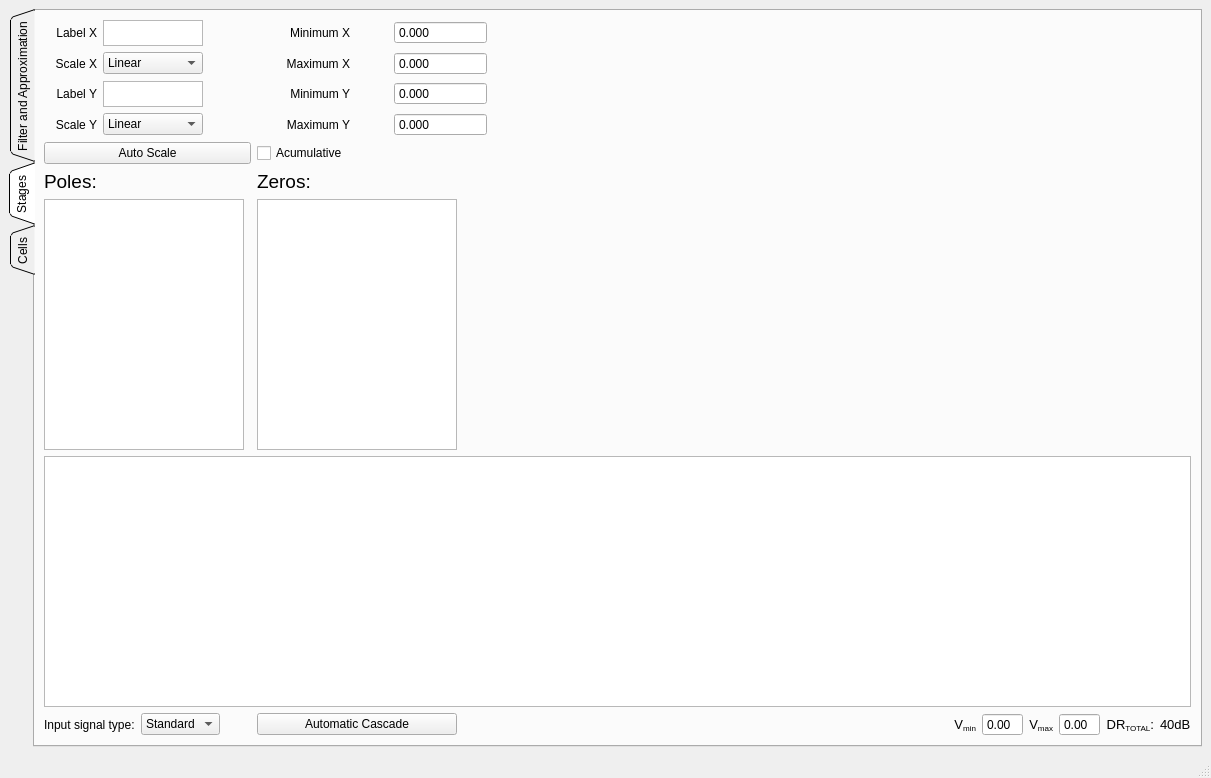
Above: app/designer/main_view/main_view.ui from grupo-tc-volcan/TP4 before the change. Below: the same form after it.
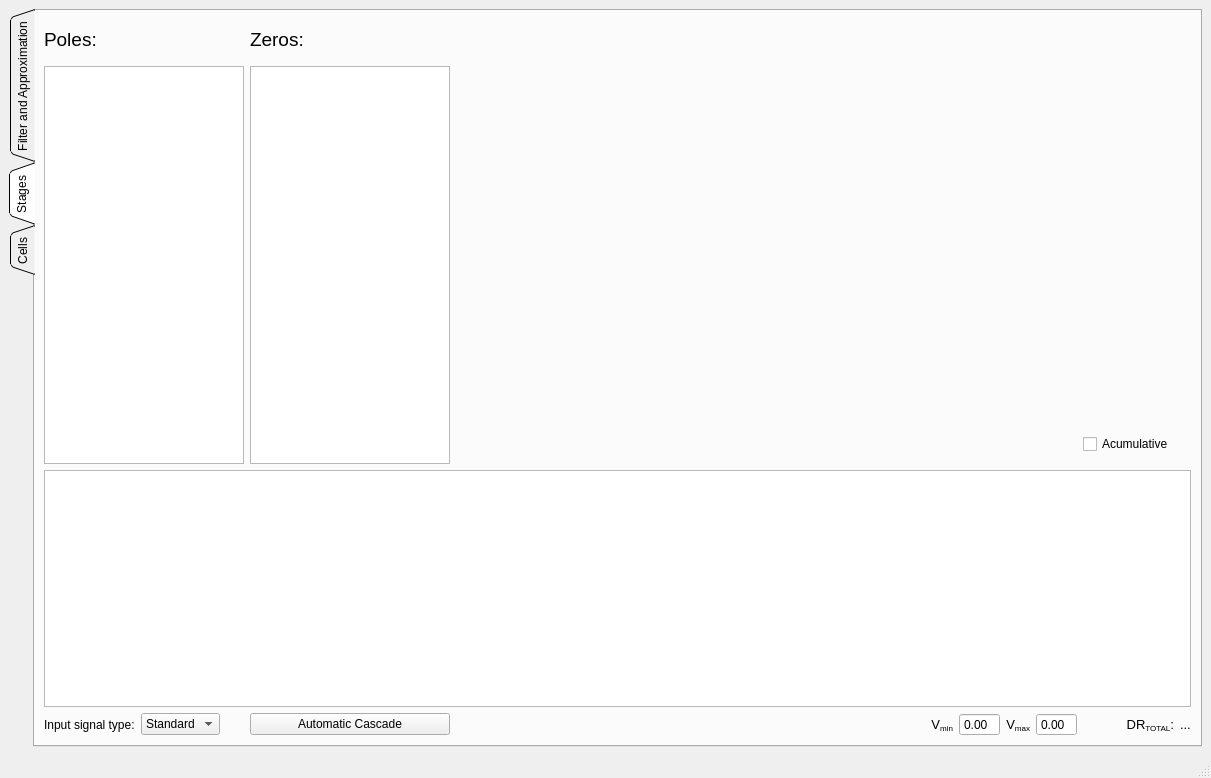
That is the form after the change. The open tabs and pages were chosen to show the change. Icons and pictures are not drawn.

Commit message: starting to add poles and zeros blocks

Patch:
```diff
--- a/app/designer/main_view/main_view.ui
+++ b/app/designer/main_view/main_view.ui
@@ -511,309 +511,80 @@
         <string>Stages</string>
        </attribute>
        <layout class="QGridLayout" name="gridLayout_16">
+        <item row="0" column="4">
+         <widget class="QLabel" name="label_71">
+          <property name="text">
+           <string>&lt;html&gt;&lt;head/&gt;&lt;body&gt;&lt;p&gt;&lt;span style=&quot; font-size:14pt;&quot;&gt;Zeros:&lt;/span&gt;&lt;/p&gt;&lt;/body&gt;&lt;/html&gt;</string>
+          </property>
+         </widget>
+        </item>
         <item row="0" column="0">
-         <widget class="QLabel" name="label_78">
+         <widget class="QLabel" name="label_70">
+          <property name="maximumSize">
+           <size>
+            <width>16777215</width>
+            <height>40</height>
+           </size>
+          </property>
           <property name="text">
-           <string>Label X</string>
+           <string>&lt;html&gt;&lt;head/&gt;&lt;body&gt;&lt;p&gt;&lt;span style=&quot; font-size:14pt;&quot;&gt;Poles:&lt;/span&gt;&lt;/p&gt;&lt;/body&gt;&lt;/html&gt;</string>
           </property>
-          <property name="alignment">
-           <set>Qt::AlignRight|Qt::AlignTrailing|Qt::AlignVCenter</set>
-          </property>
          </widget>
         </item>
-        <item row="0" column="1" colspan="3">
-         <widget class="QTextEdit" name="label_x_stages">
-          <property name="maximumSize">
-           <size>
-            <width>100</width>
-            <height>26</height>
-           </size>
+        <item row="6" column="13">
+         <widget class="QLabel" name="order_2">
+          <property name="text">
+           <string>&lt;html&gt;&lt;head/&gt;&lt;body&gt;&lt;p&gt;&lt;span style=&quot; font-size:10pt;&quot;&gt;...&lt;/span&gt;&lt;/p&gt;&lt;/body&gt;&lt;/html&gt;</string>
           </property>
          </widget>
         </item>
-        <item row="0" column="4" colspan="2">
-         <widget class="QLabel" name="label_76">
-          <property name="maximumSize">
-           <size>
-            <width>93</width>
-            <height>16777215</height>
-           </size>
+        <item row="6" column="12">
+         <widget class="QLabel" name="label_81">
+          <property name="text">
+           <string>&lt;html&gt;&lt;head/&gt;&lt;body&gt;&lt;p align=&quot;right&quot;&gt;&lt;span style=&quot; font-size:10pt;&quot;&gt;DR&lt;/span&gt;&lt;span style=&quot; font-size:10pt; vertical-align:sub;&quot;&gt;TOTAL&lt;/span&gt;&lt;span style=&quot; font-size:10pt;&quot;&gt;:&lt;/span&gt;&lt;/p&gt;&lt;/body&gt;&lt;/html&gt;</string>
           </property>
+         </widget>
+        </item>
+        <item row="6" column="0" colspan="2">
+         <widget class="QLabel" name="label_83">
           <property name="text">
-           <string>Minimum X</string>
+           <string>Input signal type:</string>
           </property>
-          <property name="alignment">
-           <set>Qt::AlignRight|Qt::AlignTrailing|Qt::AlignVCenter</set>
-          </property>
          </widget>
         </item>
-        <item row="0" column="9" rowspan="7" colspan="6">
+        <item row="0" column="6" rowspan="4" colspan="8">
          <widget class="QStackedWidget" name="stage_plot">
           <widget class="QWidget" name="page_12"/>
           <widget class="QWidget" name="page_13"/>
          </widget>
         </item>
-        <item row="0" column="6" colspan="3">
-         <widget class="QDoubleSpinBox" name="min_x_stages">
-          <property name="maximumSize">
-           <size>
-            <width>93</width>
-            <height>16777215</height>
-           </size>
-          </property>
-          <property name="buttonSymbols">
-           <enum>QAbstractSpinBox::NoButtons</enum>
-          </property>
-          <property name="suffix">
-           <string/>
-          </property>
-          <property name="decimals">
-           <number>3</number>
-          </property>
-         </widget>
-        </item>
-        <item row="1" column="4" colspan="2">
-         <widget class="QLabel" name="label_72">
-          <property name="maximumSize">
-           <size>
-            <width>93</width>
-            <height>16777215</height>
-           </size>
-          </property>
-          <property name="text">
-           <string>Maximum X</string>
-          </property>
-          <property name="alignment">
-           <set>Qt::AlignRight|Qt::AlignTrailing|Qt::AlignVCenter</set>
-          </property>
-         </widget>
-        </item>
-        <item row="1" column="0">
-         <widget class="QLabel" name="label_75">
-          <property name="text">
-           <string>Scale X</string>
-          </property>
-          <property name="alignment">
-           <set>Qt::AlignRight|Qt::AlignTrailing|Qt::AlignVCenter</set>
-          </property>
-         </widget>
-        </item>
-        <item row="1" column="1" colspan="3">
-         <widget class="QComboBox" name="scale_x_stages">
-          <property name="maximumSize">
-           <size>
-            <width>100</width>
-            <height>16777215</height>
-           </size>
-          </property>
-          <item>
-           <property name="text">
-            <string>Linear</string>
-           </property>
-          </item>
-          <item>
-           <property name="text">
-            <string>Logarithmic</string>
-           </property>
-          </item>
-         </widget>
-        </item>
-        <item row="2" column="0">
-         <widget class="QLabel" name="label_79">
-          <property name="text">
-           <string>Label Y</string>
-          </property>
-          <property name="alignment">
-           <set>Qt::AlignRight|Qt::AlignTrailing|Qt::AlignVCenter</set>
-          </property>
-         </widget>
-        </item>
-        <item row="2" column="6" colspan="3">
-         <widget class="QDoubleSpinBox" name="min_y_stages">
-          <property name="maximumSize">
-           <size>
-            <width>93</width>
-            <height>16777215</height>
-           </size>
-          </property>
-          <property name="buttonSymbols">
-           <enum>QAbstractSpinBox::NoButtons</enum>
-          </property>
-          <property name="suffix">
-           <string/>
-          </property>
-          <property name="decimals">
-           <number>3</number>
-          </property>
-         </widget>
-        </item>
-        <item row="1" column="6" colspan="3">
-         <widget class="QDoubleSpinBox" name="max_x_stages">
-          <property name="maximumSize">
-           <size>
-            <width>93</width>
-            <height>16777215</height>
-           </size>
-          </property>
-          <property name="buttonSymbols">
-           <enum>QAbstractSpinBox::NoButtons</enum>
-          </property>
-          <property name="suffix">
-           <string/>
-          </property>
-          <property name="decimals">
-           <number>3</number>
-          </property>
-         </widget>
-        </item>
-        <item row="2" column="4" colspan="2">
-         <widget class="QLabel" name="label_77">
-          <property name="maximumSize">
-           <size>
-            <width>93</width>
-            <height>16777215</height>
-           </size>
-          </property>
-          <property name="text">
-           <string>Minimum Y</string>
-          </property>
-          <property name="alignment">
-           <set>Qt::AlignRight|Qt::AlignTrailing|Qt::AlignVCenter</set>
-          </property>
-         </widget>
-        </item>
-        <item row="2" column="1" colspan="3">
-         <widget class="QTextEdit" name="label_y_stages">
-          <property name="maximumSize">
-           <size>
-            <width>100</width>
-            <height>26</height>
-           </size>
-          </property>
-         </widget>
-        </item>
-        <item row="3" column="1" colspan="3">
-         <widget class="QComboBox" name="scale_y_stages">
-          <property name="maximumSize">
-           <size>
-            <width>100</width>
-            <height>16777215</height>
-           </size>
-          </property>
-          <item>
-           <property name="text">
-            <string>Linear</string>
-           </property>
-          </item>
-          <item>
-           <property name="text">
-            <string>Logarithmic</string>
-           </property>
-          </item>
-         </widget>
-        </item>
-        <item row="3" column="4" colspan="2">
-         <widget class="QLabel" name="label_74">
-          <property name="maximumSize">
-           <size>
-            <width>93</width>
-            <height>16777215</height>
-           </size>
-          </property>
-          <property name="text">
-           <string>Maximum Y</string>
-          </property>
-          <property name="alignment">
-           <set>Qt::AlignRight|Qt::AlignTrailing|Qt::AlignVCenter</set>
-          </property>
-         </widget>
-        </item>
-        <item row="3" column="0">
-         <widget class="QLabel" name="label_73">
-          <property name="text">
-           <string>Scale Y</string>
-          </property>
-          <property name="alignment">
-           <set>Qt::AlignRight|Qt::AlignTrailing|Qt::AlignVCenter</set>
-          </property>
-         </widget>
-        </item>
-        <item row="3" column="6" colspan="3">
-         <widget class="QDoubleSpinBox" name="max_y_stages">
-          <property name="maximumSize">
-           <size>
-            <width>93</width>
-            <height>16777215</height>
-           </size>
-          </property>
-          <property name="buttonSymbols">
-           <enum>QAbstractSpinBox::NoButtons</enum>
-          </property>
-          <property name="suffix">
-           <string/>
-          </property>
-          <property name="decimals">
-           <number>3</number>
-          </property>
-         </widget>
-        </item>
-        <item row="4" column="0" colspan="4">
-         <widget class="QPushButton" name="auto_scale_stages">
-          <property name="text">
-           <string>Auto Scale</string>
-          </property>
-         </widget>
-        </item>
-        <item row="4" column="4" colspan="2">
+        <item row="4" column="12">
          <widget class="QCheckBox" name="accumulative_plot">
           <property name="text">
            <string>Acumulative</string>
           </property>
          </widget>
         </item>
-        <item row="5" column="0">
-         <widget class="QLabel" name="label_70">
-          <property name="text">
-           <string>&lt;html&gt;&lt;head/&gt;&lt;body&gt;&lt;p&gt;&lt;span style=&quot; font-size:14pt;&quot;&gt;Poles:&lt;/span&gt;&lt;/p&gt;&lt;/body&gt;&lt;/html&gt;</string>
-          </property>
-         </widget>
-        </item>
-        <item row="6" column="0" colspan="4">
-         <widget class="QListView" name="poles_list">
+        <item row="4" column="6" colspan="6">
+         <widget class="QStackedWidget" name="stages_toolbar">
           <property name="maximumSize">
            <size>
-            <width>200</width>
-            <height>16777215</height>
+            <width>16777215</width>
+            <height>40</height>
            </size>
           </property>
+          <widget class="QWidget" name="page_36"/>
+          <widget class="QWidget" name="page_37"/>
          </widget>
         </item>
-        <item row="5" column="4">
-         <widget class="QLabel" name="label_71">
-          <property name="text">
-           <string>&lt;html&gt;&lt;head/&gt;&lt;body&gt;&lt;p&gt;&lt;span style=&quot; font-size:14pt;&quot;&gt;Zeros:&lt;/span&gt;&lt;/p&gt;&lt;/body&gt;&lt;/html&gt;</string>
-          </property>
-         </widget>
-        </item>
-        <item row="8" column="0" colspan="2">
-         <widget class="QLabel" name="label_83">
-          <property name="text">
-           <string>Input signal type:</string>
-          </property>
-         </widget>
-        </item>
-        <item row="6" column="4" colspan="3">
-         <widget class="QListView" name="zeros_list">
-          <property name="maximumSize">
-           <size>
-            <width>200</width>
-            <height>16777215</height>
-           </size>
-          </property>
-         </widget>
-        </item>
-        <item row="7" column="0" colspan="15">
+        <item row="5" column="0" colspan="14">
          <widget class="QColumnView" name="stages_list">
+          <property name="maximumSize">
+           <size>
+            <width>16777215</width>
+            <height>237</height>
+           </size>
+          </property>
           <property name="dragEnabled">
            <bool>true</bool>
           </property>
@@ -825,7 +596,14 @@
           </property>
          </widget>
         </item>
-        <item row="8" column="8" colspan="2">
+        <item row="6" column="4" colspan="2">
+         <widget class="QPushButton" name="automatic_cascade">
+          <property name="text">
+           <string>Automatic Cascade</string>
+          </property>
+         </widget>
+        </item>
+        <item row="6" column="7" colspan="2">
          <widget class="QLabel" name="label_80">
           <property name="maximumSize">
            <size>
@@ -841,75 +619,7 @@
           </property>
          </widget>
         </item>
-        <item row="8" column="10">
-         <widget class="QDoubleSpinBox" name="min_x_stages_3">
-          <property name="maximumSize">
-           <size>
-            <width>93</width>
-            <height>16777215</height>
-           </size>
-          </property>
-          <property name="buttonSymbols">
-           <enum>QAbstractSpinBox::NoButtons</enum>
-          </property>
-          <property name="suffix">
-           <string/>
-          </property>
-          <property name="decimals">
-           <number>2</number>
-          </property>
-         </widget>
-        </item>
-        <item row="8" column="12">
-         <widget class="QDoubleSpinBox" name="max_x_stages_3">
-          <property name="maximumSize">
-           <size>
-            <width>93</width>
-            <height>16777215</height>
-           </size>
-          </property>
-          <property name="buttonSymbols">
-           <enum>QAbstractSpinBox::NoButtons</enum>
-          </property>
-          <property name="suffix">
-           <string/>
-          </property>
-          <property name="decimals">
-           <number>2</number>
-          </property>
-         </widget>
-        </item>
-        <item row="8" column="11">
-         <widget class="QLabel" name="label_82">
-          <property name="maximumSize">
-           <size>
-            <width>93</width>
-            <height>16777215</height>
-           </size>
-          </property>
-          <property name="text">
-           <string>&lt;html&gt;&lt;head/&gt;&lt;body&gt;&lt;p align=&quot;right&quot;&gt;&lt;span style=&quot; font-size:10pt;&quot;&gt;V&lt;/span&gt;&lt;span style=&quot; font-size:10pt; vertical-align:sub;&quot;&gt;max&lt;/span&gt;&lt;/p&gt;&lt;/body&gt;&lt;/html&gt;</string>
-          </property>
-          <property name="alignment">
-           <set>Qt::AlignRight|Qt::AlignTrailing|Qt::AlignVCenter</set>
-          </property>
-         </widget>
-        </item>
-        <item row="8" column="13">
-         <widget class="QLabel" name="label_81">
-          <property name="text">
-           <string>&lt;html&gt;&lt;head/&gt;&lt;body&gt;&lt;p align=&quot;right&quot;&gt;&lt;span style=&quot; font-size:10pt;&quot;&gt;DR&lt;/span&gt;&lt;span style=&quot; font-size:10pt; vertical-align:sub;&quot;&gt;TOTAL&lt;/span&gt;&lt;span style=&quot; font-size:10pt;&quot;&gt;:&lt;/span&gt;&lt;/p&gt;&lt;/body&gt;&lt;/html&gt;</string>
-          </property>
-         </widget>
-        </item>
-        <item row="8" column="14">
-         <widget class="QLabel" name="order_2">
-          <property name="text">
-           <string>&lt;html&gt;&lt;head/&gt;&lt;body&gt;&lt;p&gt;&lt;span style=&quot; font-size:10pt;&quot;&gt;40dB&lt;/span&gt;&lt;/p&gt;&lt;/body&gt;&lt;/html&gt;</string>
-          </property>
-         </widget>
-        </item>
-        <item row="8" column="7">
+        <item row="6" column="6">
          <spacer name="horizontalSpacer">
           <property name="orientation">
            <enum>Qt::Horizontal</enum>
@@ -922,8 +632,27 @@
           </property>
          </spacer>
         </item>
-        <item row="8" column="2">
-         <widget class="QComboBox" name="comboBox">
+        <item row="6" column="9">
+         <widget class="QDoubleSpinBox" name="v_min">
+          <property name="maximumSize">
+           <size>
+            <width>93</width>
+            <height>16777215</height>
+           </size>
+          </property>
+          <property name="buttonSymbols">
+           <enum>QAbstractSpinBox::NoButtons</enum>
+          </property>
+          <property name="suffix">
+           <string/>
+          </property>
+          <property name="decimals">
+           <number>2</number>
+          </property>
+         </widget>
+        </item>
+        <item row="6" column="2">
+         <widget class="QComboBox" name="input_selector">
           <item>
            <property name="text">
             <string>Standard</string>
@@ -941,10 +670,58 @@
           </item>
          </widget>
         </item>
-        <item row="8" column="4" colspan="3">
-         <widget class="QPushButton" name="automatic_cascade">
+        <item row="6" column="10">
+         <widget class="QLabel" name="label_82">
+          <property name="maximumSize">
+           <size>
+            <width>93</width>
+            <height>16777215</height>
+           </size>
+          </property>
           <property name="text">
-           <string>Automatic Cascade</string>
+           <string>&lt;html&gt;&lt;head/&gt;&lt;body&gt;&lt;p align=&quot;right&quot;&gt;&lt;span style=&quot; font-size:10pt;&quot;&gt;V&lt;/span&gt;&lt;span style=&quot; font-size:10pt; vertical-align:sub;&quot;&gt;max&lt;/span&gt;&lt;/p&gt;&lt;/body&gt;&lt;/html&gt;</string>
+          </property>
+          <property name="alignment">
+           <set>Qt::AlignRight|Qt::AlignTrailing|Qt::AlignVCenter</set>
+          </property>
+         </widget>
+        </item>
+        <item row="6" column="11">
+         <widget class="QDoubleSpinBox" name="v_max">
+          <property name="maximumSize">
+           <size>
+            <width>93</width>
+            <height>16777215</height>
+           </size>
+          </property>
+          <property name="buttonSymbols">
+           <enum>QAbstractSpinBox::NoButtons</enum>
+          </property>
+          <property name="suffix">
+           <string/>
+          </property>
+          <property name="decimals">
+           <number>2</number>
+          </property>
+         </widget>
+        </item>
+        <item row="1" column="0" rowspan="4" colspan="4">
+         <widget class="QListView" name="poles_list">
+          <property name="maximumSize">
+           <size>
+            <width>200</width>
+            <height>16777215</height>
+           </size>
+          </property>
+         </widget>
+        </item>
+        <item row="1" column="4" rowspan="4" colspan="2">
+         <widget class="QListView" name="zeros_list">
+          <property name="maximumSize">
+           <size>
+            <width>200</width>
+            <height>16777215</height>
+           </size>
           </property>
          </widget>
         </item>
```
The commit also changes 13 other files.
